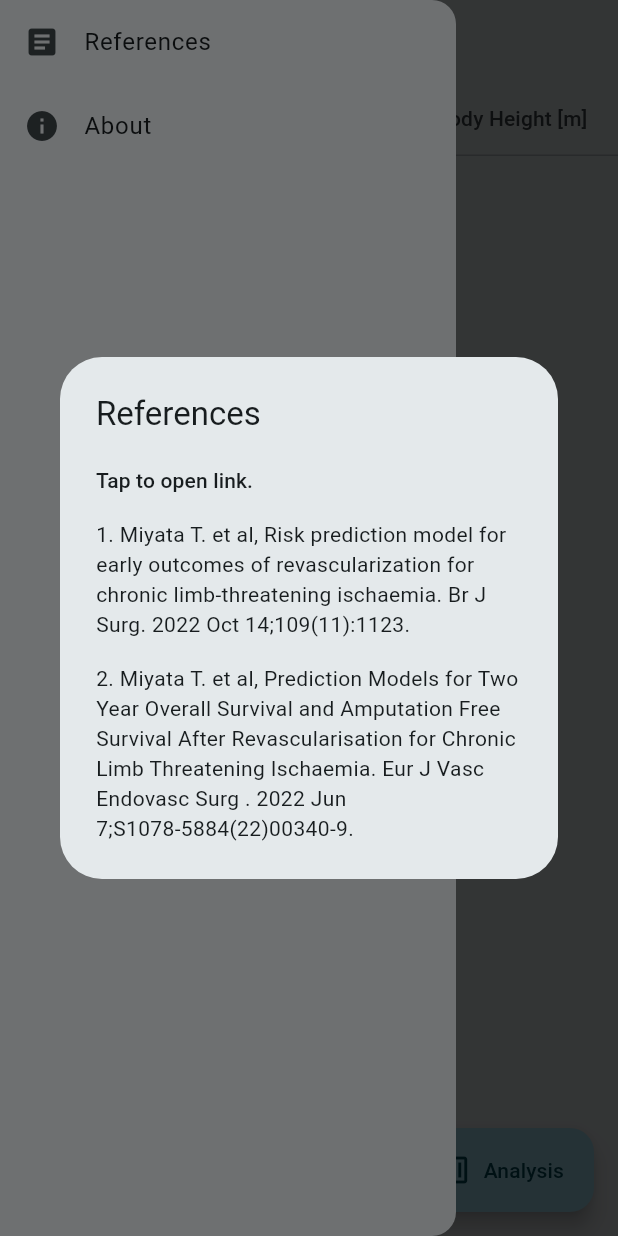
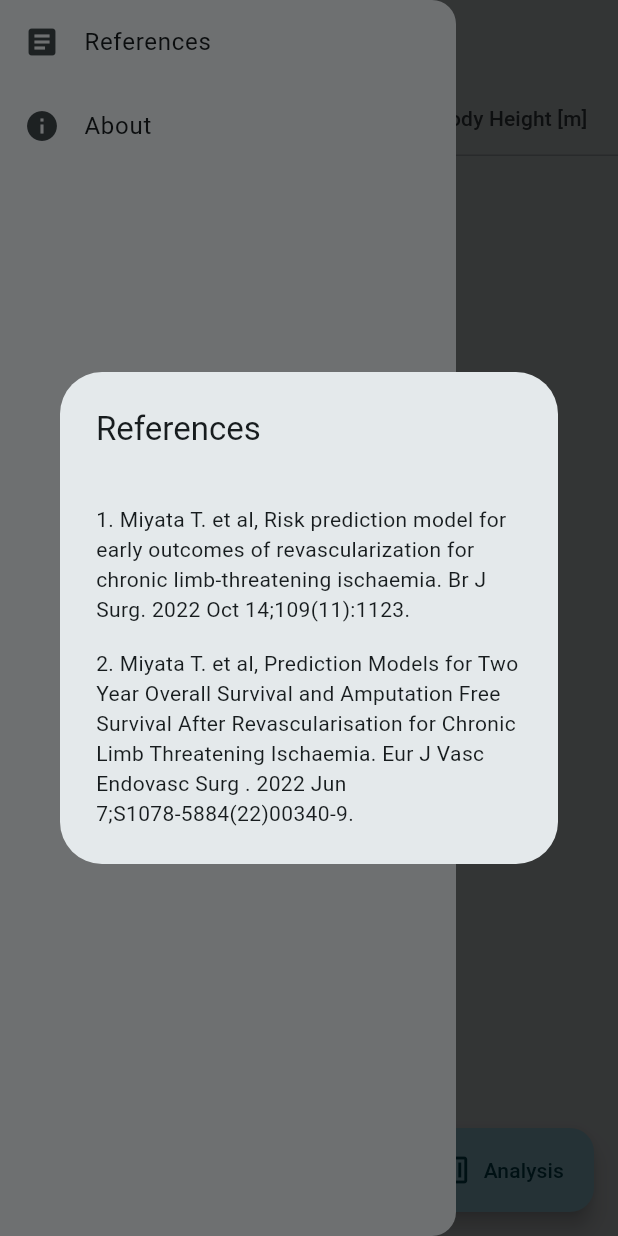
Before and after one commit to studiome/clti_risk, a Flutter app: the screen it shows after launch, in the side drawer, after a tap on "References", on a phone screen of 412 x 824 dp. Run offline on Flutter 3.47's test engine with Material 2 defaults, Android fonts, the phone set to English and light mode, and no system bars; our stand-ins replace package_info_plus.

Commit message:
fix label

```diff
--- a/lib/widgets/question_form.dart
+++ b/lib/widgets/question_form.dart
@@ -150,12 +150,7 @@ class QuestionForm extends StatelessWidget {
                     return SimpleDialog(
                       title: const Text('References'),
                       children: [
-                        SimpleDialogOption(
-                          child: Text(
-                            'Tap to open link.',
-                            style: Theme.of(context).textTheme.subtitle2,
-                          ),
-                        ),
+                        SimpleDialogOption(),
                         SimpleDialogOption(
                           child: const Text(
                             '1. Miyata T. et al, Risk prediction model for early outcomes of revascularization for chronic limb-threatening ischaemia. Br J Surg. 2022 Oct 14;109(11):1123.',
--- a/pubspec.yaml
+++ b/pubspec.yaml
@@ -17,7 +17,7 @@ publish_to: 'none' # Remove this line if you wish to publish to pub.dev
 # https://developer.apple.com/library/archive/documentation/General/Reference/InfoPlistKeyReference/Articles/CoreFoundationKeys.html
 # In Windows, build-name is used as the major, minor, and patch parts
 # of the product and file versions while build-number is used as the build suffix.
-version: 0.5.1+1
+version: 0.5.2+2
 
 environment:
   sdk: '>=2.18.2 <3.0.0'
@@ -38,6 +38,7 @@ dependencies:
   cupertino_icons: ^1.0.2
   package_info_plus: ^3.0.2
   url_launcher: ^6.1.7
+  url_launcher_web: ^2.0.13
 
 dev_dependencies:
   flutter_test:
```
Also changed, not shown: lib/widgets/risk_view.dart (+6 -6 lines), pubspec.lock.
